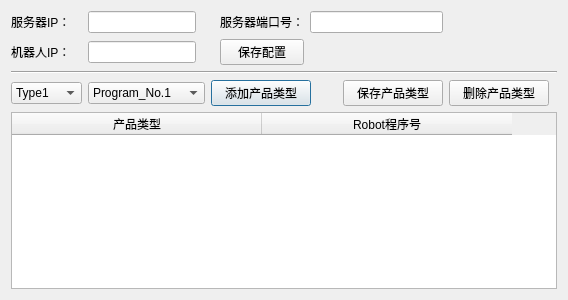
Old version of the form robotdialog.ui in the repository eveningwyn/ICT_UR10.
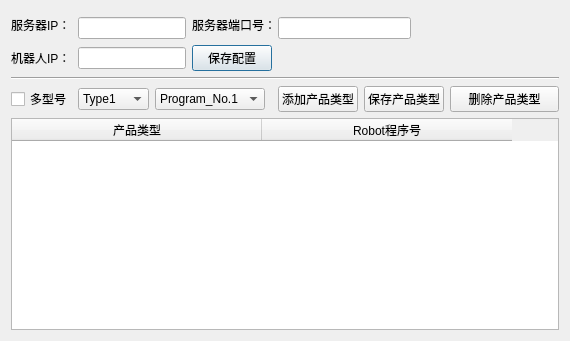
New version of the form. Icons and pictures are not drawn.

```diff
--- a/robotdialog.ui
+++ b/robotdialog.ui
@@ -6,13 +6,13 @@
    <rect>
     <x>0</x>
     <y>0</y>
-    <width>568</width>
-    <height>300</height>
+    <width>570</width>
+    <height>341</height>
    </rect>
   </property>
   <property name="maximumSize">
    <size>
-    <width>571</width>
+    <width>570</width>
     <height>16777215</height>
    </size>
   </property>
@@ -27,7 +27,7 @@
    <enum>Qt::LeftToRight</enum>
   </property>
   <layout class="QGridLayout" name="gridLayout">
-   <item row="0" column="0">
+   <item row="0" column="0" rowspan="2">
     <widget class="QLabel" name="labelIPAddress">
      <property name="layoutDirection">
       <enum>Qt::RightToLeft</enum>
@@ -37,17 +37,7 @@
      </property>
     </widget>
    </item>
-   <item row="0" column="1" colspan="2">
-    <widget class="QLineEdit" name="lineEditIPAddress">
-     <property name="sizePolicy">
-      <sizepolicy hsizetype="Fixed" vsizetype="Fixed">
-       <horstretch>0</horstretch>
-       <verstretch>0</verstretch>
-      </sizepolicy>
-     </property>
-    </widget>
-   </item>
-   <item row="0" column="3">
+   <item row="0" column="3" rowspan="2" colspan="2">
     <widget class="QLabel" name="labelPort">
      <property name="layoutDirection">
       <enum>Qt::RightToLeft</enum>
@@ -57,7 +47,30 @@
      </property>
     </widget>
    </item>
-   <item row="0" column="4" colspan="2">
+   <item row="0" column="6" rowspan="2">
+    <spacer name="horizontalSpacer_6">
+     <property name="orientation">
+      <enum>Qt::Horizontal</enum>
+     </property>
+     <property name="sizeHint" stdset="0">
+      <size>
+       <width>90</width>
+       <height>20</height>
+      </size>
+     </property>
+    </spacer>
+   </item>
+   <item row="1" column="1" colspan="2">
+    <widget class="QLineEdit" name="lineEditIPAddress">
+     <property name="sizePolicy">
+      <sizepolicy hsizetype="Fixed" vsizetype="Fixed">
+       <horstretch>0</horstretch>
+       <verstretch>0</verstretch>
+      </sizepolicy>
+     </property>
+    </widget>
+   </item>
+   <item row="1" column="4" colspan="2">
     <widget class="QLineEdit" name="lineEditPort">
      <property name="sizePolicy">
       <sizepolicy hsizetype="Fixed" vsizetype="Fixed">
@@ -73,7 +86,7 @@
      </property>
     </widget>
    </item>
-   <item row="1" column="0">
+   <item row="2" column="0">
     <widget class="QLabel" name="labelRobotIPAddress">
      <property name="layoutDirection">
       <enum>Qt::RightToLeft</enum>
@@ -83,7 +96,7 @@
      </property>
     </widget>
    </item>
-   <item row="1" column="1" colspan="2">
+   <item row="2" column="1" colspan="2">
     <widget class="QLineEdit" name="lineEditRobotPAddress">
      <property name="sizePolicy">
       <sizepolicy hsizetype="Fixed" vsizetype="Fixed">
@@ -93,8 +106,52 @@
      </property>
     </widget>
    </item>
-   <item row="3" column="0">
+   <item row="2" column="3">
+    <widget class="QPushButton" name="Setting">
+     <property name="text">
+      <string>保存配置</string>
+     </property>
+     <property name="icon">
+      <iconset resource="resource.qrc">
+       <normaloff>:/res/config_configuration_32px.png</normaloff>:/res/config_configuration_32px.png</iconset>
+     </property>
+    </widget>
+   </item>
+   <item row="2" column="4" colspan="3">
+    <spacer name="horizontalSpacer_7">
+     <property name="orientation">
+      <enum>Qt::Horizontal</enum>
+     </property>
+     <property name="sizeHint" stdset="0">
+      <size>
+       <width>262</width>
+       <height>21</height>
+      </size>
+     </property>
+    </spacer>
+   </item>
+   <item row="3" column="0" colspan="7">
+    <widget class="Line" name="line">
+     <property name="orientation">
+      <enum>Qt::Horizontal</enum>
+     </property>
+    </widget>
+   </item>
+   <item row="4" column="0">
+    <widget class="QCheckBox" name="checkBox_TypeEnable">
+     <property name="text">
+      <string>多型号</string>
+     </property>
+    </widget>
+   </item>
+   <item row="4" column="1">
     <widget class="QComboBox" name="comboBoxType">
+     <property name="minimumSize">
+      <size>
+       <width>60</width>
+       <height>0</height>
+      </size>
+     </property>
      <item>
       <property name="text">
        <string>Type1</string>
@@ -197,20 +254,20 @@
      </item>
     </widget>
    </item>
-   <item row="3" column="1">
+   <item row="4" column="2" colspan="2">
     <widget class="QComboBox" name="comboBoxPro_Num">
-     <property name="sizePolicy">
-      <sizepolicy hsizetype="Fixed" vsizetype="Fixed">
-       <horstretch>0</horstretch>
-       <verstretch>0</verstretch>
-      </sizepolicy>
-     </property>
      <property name="minimumSize">
       <size>
        <width>110</width>
        <height>0</height>
       </size>
      </property>
+     <property name="maximumSize">
+      <size>
+       <width>110</width>
+       <height>16777215</height>
+      </size>
+     </property>
      <item>
       <property name="text">
        <string>Program_No.1</string>
@@ -313,70 +370,28 @@
      </item>
     </widget>
    </item>
-   <item row="3" column="2" colspan="3">
+   <item row="4" column="4">
     <widget class="QPushButton" name="pushButtonAddType">
-     <property name="minimumSize">
-      <size>
-       <width>100</width>
-       <height>0</height>
-      </size>
-     </property>
-     <property name="maximumSize">
-      <size>
-       <width>100</width>
-       <height>16777215</height>
-      </size>
-     </property>
      <property name="text">
       <string>添加产品类型</string>
      </property>
     </widget>
    </item>
-   <item row="3" column="5">
+   <item row="4" column="5">
     <widget class="QPushButton" name="pushButtonSaveType">
-     <property name="sizePolicy">
-      <sizepolicy hsizetype="Fixed" vsizetype="Fixed">
-       <horstretch>0</horstretch>
-       <verstretch>0</verstretch>
-      </sizepolicy>
-     </property>
-     <property name="minimumSize">
-      <size>
-       <width>100</width>
-       <height>0</height>
-      </size>
-     </property>
-     <property name="maximumSize">
-      <size>
-       <width>100</width>
-       <height>16777215</height>
-      </size>
-     </property>
      <property name="text">
       <string>保存产品类型</string>
      </property>
     </widget>
    </item>
-   <item row="3" column="6" colspan="2">
+   <item row="4" column="6">
     <widget class="QPushButton" name="pushButtonDelType">
-     <property name="minimumSize">
-      <size>
-       <width>100</width>
-       <height>0</height>
-      </size>
-     </property>
-     <property name="maximumSize">
-      <size>
-       <width>100</width>
-       <height>16777215</height>
-      </size>
-     </property>
      <property name="text">
       <string>删除产品类型</string>
      </property>
     </widget>
    </item>
-   <item row="4" column="0" colspan="9">
+   <item row="5" column="0" colspan="7">
     <widget class="QTableWidget" name="tableWidgetRobotType">
      <property name="editTriggers">
       <set>QAbstractItemView::NoEditTriggers</set>
@@ -396,24 +411,6 @@
      </column>
     </widget>
    </item>
-   <item row="2" column="0" colspan="9">
-    <widget class="Line" name="line">
-     <property name="orientation">
-      <enum>Qt::Horizontal</enum>
-     </property>
-    </widget>
-   </item>
-   <item row="1" column="3">
-    <widget class="QPushButton" name="Setting">
-     <property name="text">
-      <string>保存配置</string>
-     </property>
-     <property name="icon">
-      <iconset resource="resource.qrc">
-       <normaloff>:/res/config_configuration_32px.png</normaloff>:/res/config_configuration_32px.png</iconset>
-     </property>
-    </widget>
-   </item>
   </layout>
  </widget>
  <tabstops>
```
Left out of the diff: 3 changed lines with no effect on the pictures.
